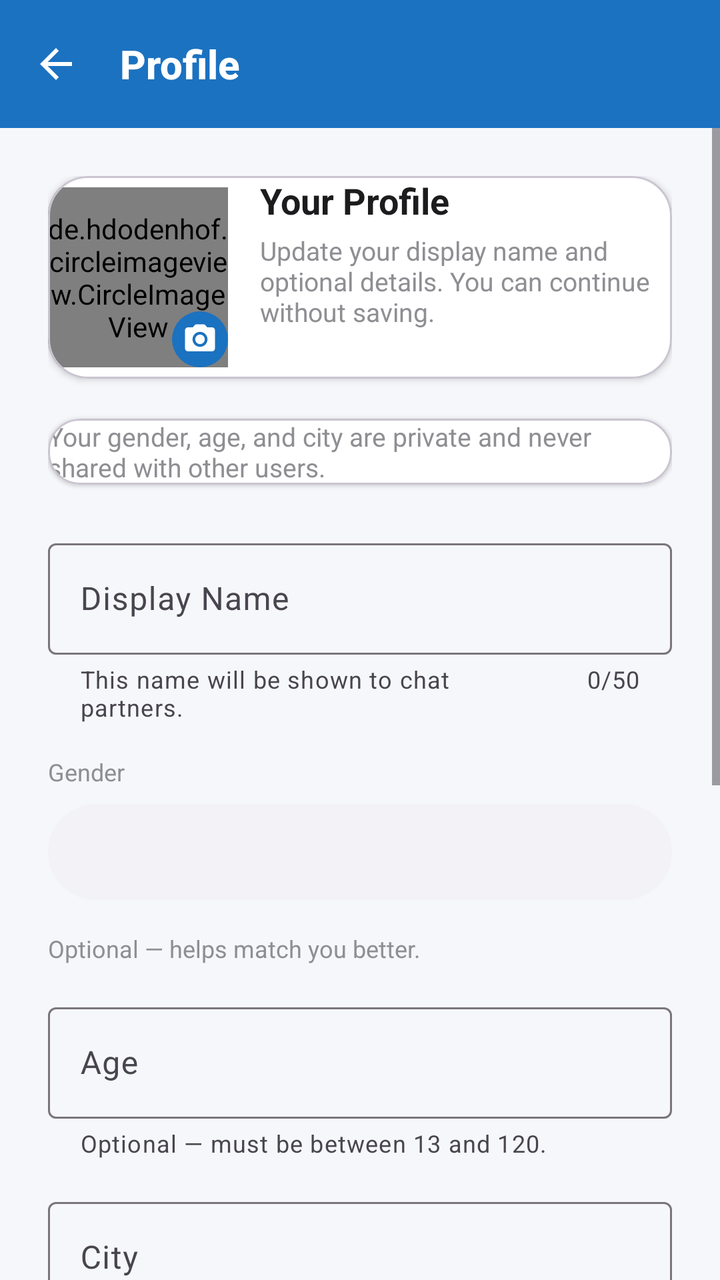
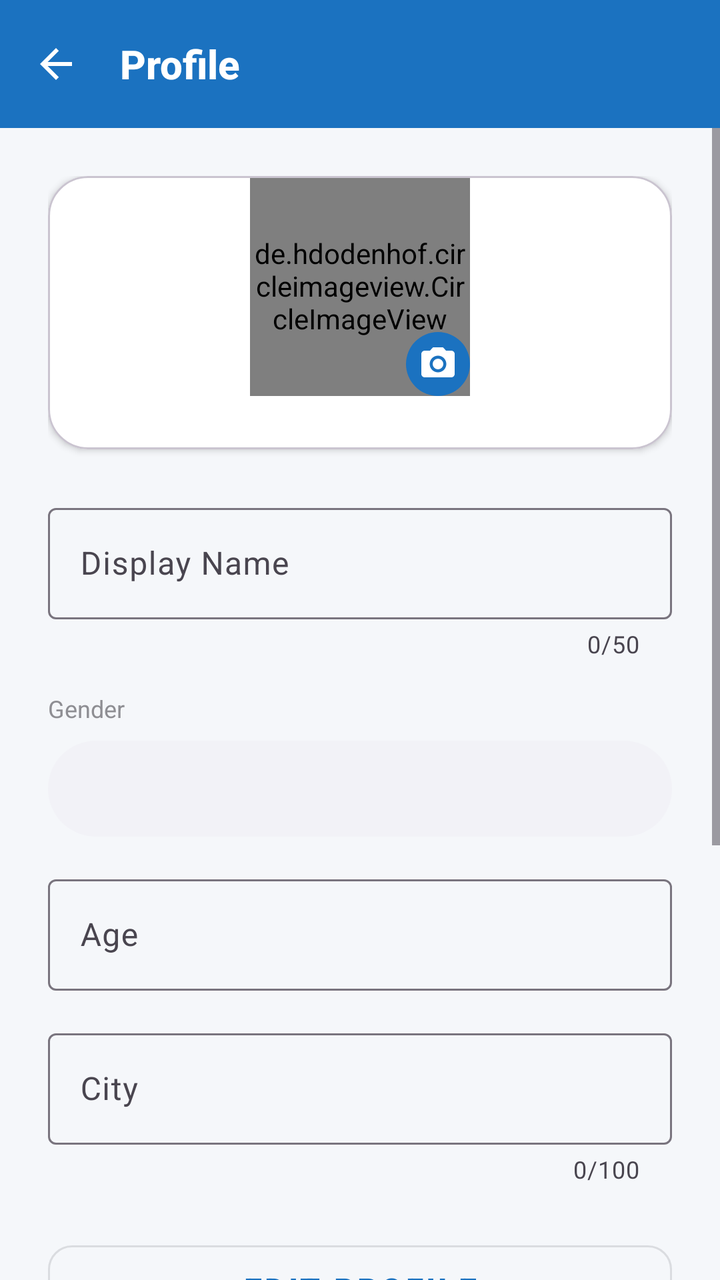

Before-and-after screenshots of an Android layout around one commit, followed by the original layout XML and the change that was made.
<!-- AndroidManifest.xml: application theme Theme.AnonChat -->
<!-- res/layout/activity_profile.xml -->
<?xml version="1.0" encoding="utf-8"?>
<androidx.constraintlayout.widget.ConstraintLayout xmlns:android="http://schemas.android.com/apk/res/android"
    xmlns:app="http://schemas.android.com/apk/res-auto"
    android:layout_width="match_parent"
    android:layout_height="match_parent"
    android:background="@color/background">

    
    <com.google.android.material.appbar.MaterialToolbar
        android:id="@+id/toolbar"
        android:layout_width="0dp"
        android:layout_height="?attr/actionBarSize"
        android:background="@color/primary"
        app:layout_constraintEnd_toEndOf="parent"
        app:layout_constraintStart_toStartOf="parent"
        app:layout_constraintTop_toTopOf="parent"
        app:navigationIcon="@drawable/ic_back"
        app:navigationIconTint="@color/white"
        app:title="@string/profile_title"
        app:titleTextColor="@color/white"
        app:titleTextAppearance="@style/ToolbarTitle" />

    
    <ScrollView
        android:id="@+id/scrollView"
        android:layout_width="0dp"
        android:layout_height="0dp"
        android:fillViewport="true"
        app:layout_constraintBottom_toBottomOf="parent"
        app:layout_constraintEnd_toEndOf="parent"
        app:layout_constraintStart_toStartOf="parent"
        app:layout_constraintTop_toBottomOf="@id/toolbar">

        <LinearLayout
            android:layout_width="match_parent"
            android:layout_height="wrap_content"
            android:orientation="vertical"
            android:padding="24dp">

            
            <com.google.android.material.card.MaterialCardView
                android:layout_width="match_parent"
                android:layout_height="wrap_content"
                android:layout_marginBottom="20dp"
                android:padding="16dp"
                app:cardCornerRadius="20dp"
                app:cardElevation="2dp"
                app:cardBackgroundColor="@color/surface">

                <LinearLayout
                    android:layout_width="match_parent"
                    android:layout_height="wrap_content"
                    android:orientation="horizontal"
                    android:gravity="center_vertical">

                    <FrameLayout
                        android:layout_width="90dp"
                        android:layout_height="90dp">

                        <de.hdodenhof.circleimageview.CircleImageView
                            android:id="@+id/ivProfilePic"
                            android:layout_width="90dp"
                            android:layout_height="90dp"
                            android:src="@drawable/ic_default_avatar"
                            app:civ_border_width="3dp"
                            app:civ_border_color="@color/primary" />

                        <ImageView
                            android:id="@+id/ivCameraIcon"
                            android:layout_width="28dp"
                            android:layout_height="28dp"
                            android:layout_gravity="bottom|end"
                            android:background="@drawable/bg_send_button"
                            android:padding="5dp"
                            android:src="@drawable/ic_camera"
                            android:contentDescription="Change photo" />
                    </FrameLayout>

                    <LinearLayout
                        android:layout_width="0dp"
                        android:layout_height="wrap_content"
                        android:layout_marginStart="16dp"
                        android:orientation="vertical"
                        android:layout_weight="1">

                        <TextView
                            android:id="@+id/tvProfileHeader"
                            android:layout_width="match_parent"
                            android:layout_height="wrap_content"
                            android:text="@string/profile_header_title"
                            android:textColor="@color/on_surface"
                            android:textSize="18sp"
                            android:textStyle="bold" />

                        <TextView
                            android:id="@+id/tvProfileSubtitle"
                            android:layout_width="match_parent"
                            android:layout_height="wrap_content"
                            android:layout_marginTop="4dp"
                            android:text="@string/profile_header_subtitle"
                            android:textColor="@color/text_secondary"
                            android:textSize="13sp" />

                        <TextView
                            android:id="@+id/tvUniqueId"
                            android:layout_width="match_parent"
                            android:layout_height="wrap_content"
                            android:layout_marginTop="10dp"
                            android:fontFamily="monospace"
                            android:textColor="@color/text_secondary"
                            android:textSize="11sp"
                            android:textIsSelectable="true" />
                    </LinearLayout>
                </LinearLayout>
            </com.google.android.material.card.MaterialCardView>

            
            <com.google.android.material.card.MaterialCardView
                android:layout_width="match_parent"
                android:layout_height="wrap_content"
                android:layout_marginBottom="24dp"
                android:padding="16dp"
                app:cardCornerRadius="16dp"
                app:cardElevation="1dp"
                app:cardBackgroundColor="@color/surface">

                <TextView
                    android:id="@+id/tvPrivacyNote"
                    android:layout_width="match_parent"
                    android:layout_height="wrap_content"
                    android:text="@string/profile_private_note"
                    android:textColor="@color/text_secondary"
                    android:textSize="13sp" />
            </com.google.android.material.card.MaterialCardView>

            
            <com.google.android.material.textfield.TextInputLayout
                android:id="@+id/tilDisplayName"
                style="@style/Widget.Material3.TextInputLayout.OutlinedBox"
                android:layout_width="match_parent"
                android:layout_height="wrap_content"
                android:layout_marginBottom="16dp"
                android:hint="@string/profile_name_hint"
                app:helperText="@string/profile_name_helper"
                app:counterEnabled="true"
                app:counterMaxLength="50">

                <com.google.android.material.textfield.TextInputEditText
                    android:id="@+id/etDisplayName"
                    android:layout_width="match_parent"
                    android:layout_height="wrap_content"
                    android:inputType="textPersonName"
                    android:maxLength="50" />
            </com.google.android.material.textfield.TextInputLayout>

            
            <TextView
                android:id="@+id/tvGenderLabel"
                android:layout_width="wrap_content"
                android:layout_height="wrap_content"
                android:layout_marginBottom="8dp"
                android:text="@string/profile_gender_hint"
                android:textColor="@color/text_secondary"
                android:textSize="12sp" />

            
            <Spinner
                android:id="@+id/spinnerGender"
                android:layout_width="match_parent"
                android:layout_height="48dp"
                android:layout_marginBottom="16dp"
                android:background="@drawable/bg_input_field"
                android:paddingStart="12dp"
                android:paddingEnd="12dp" />

            <TextView
                android:layout_width="match_parent"
                android:layout_height="wrap_content"
                android:layout_marginBottom="16dp"
                android:text="@string/profile_gender_helper"
                android:textColor="@color/text_secondary"
                android:textSize="12sp" />

            
            <com.google.android.material.textfield.TextInputLayout
                android:id="@+id/tilAge"
                style="@style/Widget.Material3.TextInputLayout.OutlinedBox"
                android:layout_width="match_parent"
                android:layout_height="wrap_content"
                android:layout_marginBottom="16dp"
                android:hint="@string/profile_age_hint"
                app:helperText="@string/profile_age_helper">

                <com.google.android.material.textfield.TextInputEditText
                    android:id="@+id/etAge"
                    android:layout_width="match_parent"
                    android:layout_height="wrap_content"
                    android:inputType="number"
                    android:maxLength="3" />
            </com.google.android.material.textfield.TextInputLayout>

            
            <com.google.android.material.textfield.TextInputLayout
                android:id="@+id/tilCity"
                style="@style/Widget.Material3.TextInputLayout.OutlinedBox"
                android:layout_width="match_parent"
                android:layout_height="wrap_content"
                android:layout_marginBottom="24dp"
                android:hint="@string/profile_city_hint"
                app:helperText="@string/profile_city_helper"
                app:counterEnabled="true"
                app:counterMaxLength="100">

                <com.google.android.material.textfield.TextInputEditText
                    android:id="@+id/etCity"
                    android:layout_width="match_parent"
                    android:layout_height="wrap_content"
                    android:inputType="textPostalAddress"
                    android:maxLength="100" />
            </com.google.android.material.textfield.TextInputLayout>

            
            <com.google.android.material.button.MaterialButton
                android:id="@+id/btnEditProfile"
                style="@style/Widget.MaterialComponents.Button.OutlinedButton"
                android:layout_width="match_parent"
                android:layout_height="56dp"
                android:text="@string/profile_edit"
                android:textSize="16sp"
                android:textStyle="bold"
                android:layout_marginBottom="12dp"
                app:cornerRadius="12dp" />

            <com.google.android.material.button.MaterialButton
                android:id="@+id/btnSaveProfile"
                android:layout_width="match_parent"
                android:layout_height="56dp"
                android:text="@string/profile_save"
                android:textSize="16sp"
                android:textStyle="bold"
                app:backgroundTint="@color/primary"
                app:cornerRadius="12dp" />

            <com.google.android.material.button.MaterialButton
                android:id="@+id/btnContinueWithoutProfile"
                style="@style/Widget.MaterialComponents.Button.TextButton"
                android:layout_width="match_parent"
                android:layout_height="56dp"
                android:layout_marginTop="12dp"
                android:text="@string/profile_continue"
                android:textColor="@color/primary"
                android:textSize="16sp"
                android:textStyle="bold" />

            
            <ProgressBar
                android:id="@+id/progressBar"
                android:layout_width="wrap_content"
                android:layout_height="wrap_content"
                android:layout_gravity="center"
                android:layout_marginTop="16dp"
                android:indeterminateTint="@color/primary"
                android:visibility="gone" />

            
            <TextView
                android:id="@+id/tvError"
                android:layout_width="match_parent"
                android:layout_height="wrap_content"
                android:layout_marginTop="12dp"
                android:textColor="#FFC62828"
                android:textSize="14sp"
                android:visibility="gone" />

            
            <com.google.android.material.button.MaterialButton
                android:id="@+id/btnShowBlocked"
                style="@style/Widget.MaterialComponents.Button.TextButton"
                android:layout_width="match_parent"
                android:layout_height="wrap_content"
                android:layout_marginTop="24dp"
                android:text="Blocked Users ▸"
                android:textColor="@color/on_surface"
                android:textSize="15sp"
                android:textStyle="bold"
                android:gravity="start|center_vertical"
                app:rippleColor="@color/primary_light" />

            
            <com.google.android.material.button.MaterialButton
                android:id="@+id/btnLogout"
                style="@style/Widget.MaterialComponents.Button.OutlinedButton"
                android:layout_width="match_parent"
                android:layout_height="52dp"
                android:layout_marginTop="32dp"
                android:text="@string/logout"
                android:textColor="#FFD32F2F"
                android:textSize="15sp"
                android:textStyle="bold"
                app:cornerRadius="12dp"
                app:strokeColor="#FFD32F2F"
                app:strokeWidth="1dp" />

        </LinearLayout>
    </ScrollView>

</androidx.constraintlayout.widget.ConstraintLayout>
<!-- resources referenced by this layout -->
<resources>
  <color name="background">#FFF5F7FA</color>
  <color name="on_surface">#FF1C1C1E</color>
  <color name="primary">#FF1B72C0</color>
  <color name="primary_light">#FFE3F2FD</color>
  <color name="surface">#FFFFFFFF</color>
  <color name="text_secondary">#FF8E8E93</color>
  <color name="white">#FFFFFFFF</color>
  <!-- drawable bg_input_field (drawable) -->
  <?xml version="1.0" encoding="utf-8"?>
  <shape xmlns:android="http://schemas.android.com/apk/res/android"
      android:shape="rectangle">
      <solid android:color="@color/input_background" />
      <corners android:radius="@dimen/input_corner_radius" />
  </shape>
  <!-- drawable bg_send_button (drawable) -->
  <?xml version="1.0" encoding="utf-8"?>
  <shape xmlns:android="http://schemas.android.com/apk/res/android"
      android:shape="oval">
      <solid android:color="@color/primary" />
  </shape>
  <!-- drawable ic_back (drawable) -->
  <?xml version="1.0" encoding="utf-8"?>
  <vector xmlns:android="http://schemas.android.com/apk/res/android"
      android:width="24dp"
      android:height="24dp"
      android:viewportWidth="24"
      android:viewportHeight="24">
      <path
          android:fillColor="#FFFFFFFF"
          android:pathData="M20,11H7.83l5.59,-5.59L12,4l-8,8 8,8 1.41,-1.41L7.83,13H20v-2z" />
  </vector>
  <!-- drawable ic_default_avatar (drawable) -->
  <?xml version="1.0" encoding="utf-8"?>
  <vector xmlns:android="http://schemas.android.com/apk/res/android"
      android:width="100dp"
      android:height="100dp"
      android:viewportWidth="24"
      android:viewportHeight="24">
      <path
          android:fillColor="#FFE3F2FD"
          android:pathData="M0,0h24v24H0z" />
      <path
          android:fillColor="#FF1B72C0"
          android:pathData="M12,12c2.21,0 4,-1.79 4,-4s-1.79,-4 -4,-4 -4,1.79 -4,4 1.79,4 4,4zm0,2c-2.67,0 -8,1.34 -8,4v2h16v-2c0,-2.66 -5.33,-4 -8,-4z" />
  </vector>
  <string name="logout">Logout</string>
  <string name="profile_age_helper">Optional — must be between 13 and 120.</string>
  <string name="profile_age_hint">Age</string>
  <string name="profile_city_helper">Optional — city is kept private.</string>
  <string name="profile_city_hint">City</string>
  <string name="profile_continue">Continue without details</string>
  <string name="profile_edit">Edit Profile</string>
  <string name="profile_gender_helper">Optional — helps match you better.</string>
  <string name="profile_gender_hint">Gender</string>
  <string name="profile_header_subtitle">Update your display name and optional details. You can continue without saving.</string>
  <string name="profile_header_title">Your Profile</string>
  <string name="profile_name_helper">This name will be shown to chat partners.</string>
  <string name="profile_name_hint">Display Name</string>
  <string name="profile_private_note">Your gender, age, and city are private and never shared with other users.</string>
  <string name="profile_save">Save Profile</string>
  <string name="profile_title">Profile</string>
  <style name="ToolbarTitle">
          <item name="android:textSize">20sp</item>
          <item name="android:textStyle">bold</item>
          <item name="android:fontFamily">sans-serif-medium</item>
      </style>
  <style name="Theme.AnonChat" parent="Theme.Material3.Light.NoActionBar">
          <item name="colorPrimary">@color/primary</item>
          <item name="colorPrimaryVariant">@color/primary_dark</item>
          <item name="colorSecondary">@color/accent</item>
          <item name="android:statusBarColor">@color/status_bar</item>
          <item name="android:windowBackground">@color/background</item>
          <item name="android:navigationBarColor">@color/surface</item>
      </style>
  <color name="input_background">#FFF2F2F7</color>
  <dimen name="input_corner_radius">24dp</dimen>
  <color name="primary_dark">#FF155DA0</color>
  <color name="accent">#FF00BFA5</color>
  <color name="status_bar">#FF145A9E</color>
  <!-- unchanged entries left out for length: 1 -->
</resources>

<!-- the commit's change to res/layout/activity_profile.xml (unified diff, before → after) -->
@@ -41,8 +41,8 @@
             <com.google.android.material.card.MaterialCardView
                 android:layout_width="match_parent"
                 android:layout_height="wrap_content"
-                android:layout_marginBottom="20dp"
-                android:padding="16dp"
+                android:layout_marginBottom="24dp"
+                android:padding="20dp"
                 app:cardCornerRadius="20dp"
                 app:cardElevation="2dp"
                 app:cardBackgroundColor="@color/surface">
@@ -50,87 +50,43 @@
                 <LinearLayout
                     android:layout_width="match_parent"
                     android:layout_height="wrap_content"
-                    android:orientation="horizontal"
-                    android:gravity="center_vertical">
+                    android:gravity="center"
+                    android:orientation="vertical">
 
                     <FrameLayout
-                        android:layout_width="90dp"
-                        android:layout_height="90dp">
+                        android:layout_width="110dp"
+                        android:layout_height="110dp">
 
                         <de.hdodenhof.circleimageview.CircleImageView
                             android:id="@+id/ivProfilePic"
-                            android:layout_width="90dp"
-                            android:layout_height="90dp"
+                            android:layout_width="110dp"
+                            android:layout_height="110dp"
                             android:src="@drawable/ic_default_avatar"
                             app:civ_border_width="3dp"
                             app:civ_border_color="@color/primary" />
 
                         <ImageView
                             android:id="@+id/ivCameraIcon"
-                            android:layout_width="28dp"
-                            android:layout_height="28dp"
+                            android:layout_width="32dp"
+                            android:layout_height="32dp"
                             android:layout_gravity="bottom|end"
                             android:background="@drawable/bg_send_button"
-                            android:padding="5dp"
+                            android:padding="6dp"
                             android:src="@drawable/ic_camera"
                             android:contentDescription="Change photo" />
                     </FrameLayout>
 
-                    <LinearLayout
-                        android:layout_width="0dp"
+                    <TextView
+                        android:id="@+id/tvUniqueId"
+                        android:layout_width="match_parent"
                         android:layout_height="wrap_content"
-                        android:layout_marginStart="16dp"
-                        android:orientation="vertical"
-                        android:layout_weight="1">
-
-                        <TextView
-                            android:id="@+id/tvProfileHeader"
-                            android:layout_width="match_parent"
-                            android:layout_height="wrap_content"
-                            android:text="@string/profile_header_title"
-                            android:textColor="@color/on_surface"
-                            android:textSize="18sp"
-                            android:textStyle="bold" />
-
-                        <TextView
-                            android:id="@+id/tvProfileSubtitle"
-                            android:layout_width="match_parent"
-                            android:layout_height="wrap_content"
-                            android:layout_marginTop="4dp"
-                            android:text="@string/profile_header_subtitle"
-                            android:textColor="@color/text_secondary"
-                            android:textSize="13sp" />
-
-                        <TextView
-                            android:id="@+id/tvUniqueId"
-                            android:layout_width="match_parent"
-                            android:layout_height="wrap_content"
-                            android:layout_marginTop="10dp"
-                            android:fontFamily="monospace"
-                            android:textColor="@color/text_secondary"
-                            android:textSize="11sp"
-                            android:textIsSelectable="true" />
-                    </LinearLayout>
+                        android:layout_marginTop="12dp"
+                        android:fontFamily="monospace"
+                        android:gravity="center"
+                        android:textColor="@color/text_secondary"
+                        android:textSize="11sp"
+                        android:textIsSelectable="true" />
                 </LinearLayout>
-            </com.google.android.material.card.MaterialCardView>
-
-            
-            <com.google.android.material.card.MaterialCardView
-                android:layout_width="match_parent"
-                android:layout_height="wrap_content"
-                android:layout_marginBottom="24dp"
-                android:padding="16dp"
-                app:cardCornerRadius="16dp"
-                app:cardElevation="1dp"
-                app:cardBackgroundColor="@color/surface">
-
-                <TextView
-                    android:id="@+id/tvPrivacyNote"
-                    android:layout_width="match_parent"
-                    android:layout_height="wrap_content"
-                    android:text="@string/profile_private_note"
-                    android:textColor="@color/text_secondary"
-                    android:textSize="13sp" />
             </com.google.android.material.card.MaterialCardView>
 
             
@@ -141,7 +97,6 @@
                 android:layout_height="wrap_content"
                 android:layout_marginBottom="16dp"
                 android:hint="@string/profile_name_hint"
-                app:helperText="@string/profile_name_helper"
                 app:counterEnabled="true"
                 app:counterMaxLength="50">
 
@@ -173,14 +128,6 @@
                 android:paddingStart="12dp"
                 android:paddingEnd="12dp" />
 
-            <TextView
-                android:layout_width="match_parent"
-                android:layout_height="wrap_content"
-                android:layout_marginBottom="16dp"
-                android:text="@string/profile_gender_helper"
-                android:textColor="@color/text_secondary"
-                android:textSize="12sp" />
-
             
             <com.google.android.material.textfield.TextInputLayout
                 android:id="@+id/tilAge"
@@ -188,8 +135,7 @@
                 android:layout_width="match_parent"
                 android:layout_height="wrap_content"
                 android:layout_marginBottom="16dp"
-                android:hint="@string/profile_age_hint"
-                app:helperText="@string/profile_age_helper">
+                android:hint="@string/profile_age_hint">
 
                 <com.google.android.material.textfield.TextInputEditText
                     android:id="@+id/etAge"
@@ -207,7 +153,6 @@
                 android:layout_height="wrap_content"
                 android:layout_marginBottom="24dp"
                 android:hint="@string/profile_city_hint"
-                app:helperText="@string/profile_city_helper"
                 app:counterEnabled="true"
                 app:counterMaxLength="100">
 
<!-- resource entries referenced after the edit -->
@@ -46,19 +46,12 @@
           android:pathData="M12,12c2.21,0 4,-1.79 4,-4s-1.79,-4 -4,-4 -4,1.79 -4,4 1.79,4 4,4zm0,2c-2.67,0 -8,1.34 -8,4v2h16v-2c0,-2.66 -5.33,-4 -8,-4z" />
   </vector>
   <string name="logout">Logout</string>
-  <string name="profile_age_helper">Optional — must be between 13 and 120.</string>
   <string name="profile_age_hint">Age</string>
-  <string name="profile_city_helper">Optional — city is kept private.</string>
   <string name="profile_city_hint">City</string>
   <string name="profile_continue">Continue without details</string>
   <string name="profile_edit">Edit Profile</string>
-  <string name="profile_gender_helper">Optional — helps match you better.</string>
   <string name="profile_gender_hint">Gender</string>
-  <string name="profile_header_subtitle">Update your display name and optional details. You can continue without saving.</string>
-  <string name="profile_header_title">Your Profile</string>
-  <string name="profile_name_helper">This name will be shown to chat partners.</string>
   <string name="profile_name_hint">Display Name</string>
-  <string name="profile_private_note">Your gender, age, and city are private and never shared with other users.</string>
   <string name="profile_save">Save Profile</string>
   <string name="profile_title">Profile</string>
   <style name="ToolbarTitle">
